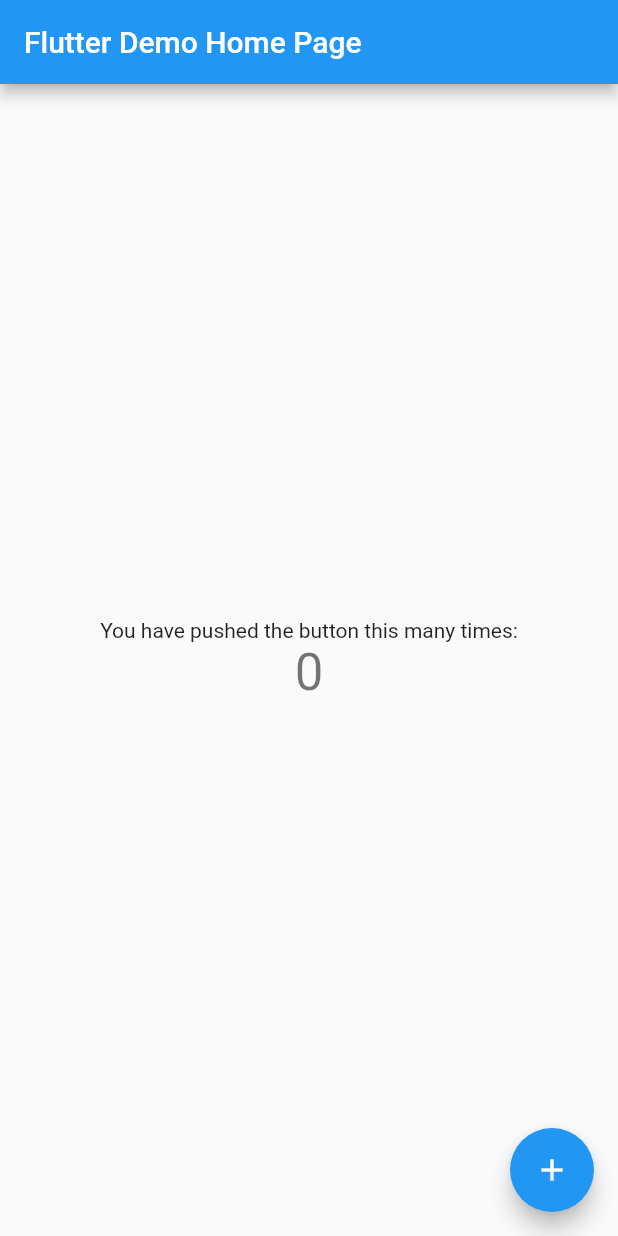
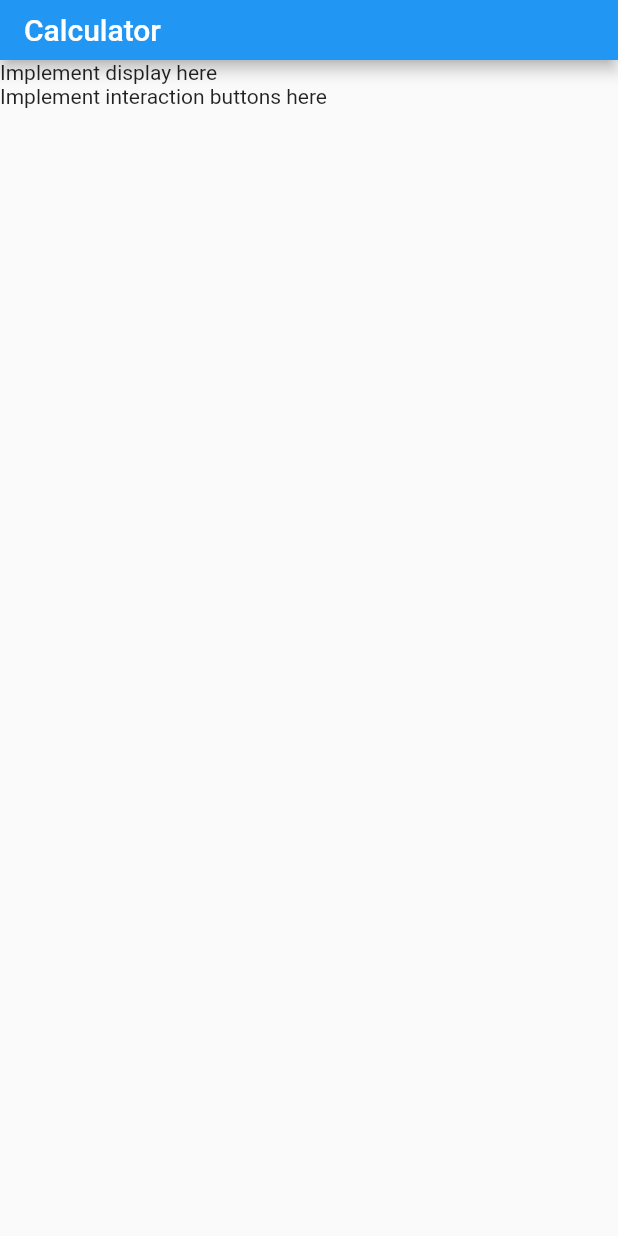
Before and after one commit to kruziikinc/KruziikInterviewChallenge, a Flutter app: the screen it shows after launch, on a phone screen of 412 x 824 dp. Run offline on Flutter 3.47's test engine with Material 2 defaults, Android fonts, the phone set to English and light mode, and no system bars.

Commit message:
Base structure

```diff
--- a/lib/main.dart
+++ b/lib/main.dart
@@ -1,113 +1,22 @@
+import 'package:calc_challenge/screens/home.dart';
 import 'package:flutter/material.dart';
 
 void main() {
-  runApp(MyApp());
+  runApp(Calc());
 }
 
-class MyApp extends StatelessWidget {
-  // This widget is the root of your application.
+class Calc extends StatefulWidget {
+  @override
+  _CalcState createState() => _CalcState();
+}
+
+class _CalcState extends State<Calc> {
   @override
   Widget build(BuildContext context) {
     return MaterialApp(
-      title: 'Flutter Demo',
-      theme: ThemeData(
-        // This is the theme of your application.
-        //
-        // Try running your application with "flutter run". You'll see the
-        // application has a blue toolbar. Then, without quitting the app, try
-        // changing the primarySwatch below to Colors.green and then invoke
-        // "hot reload" (press "r" in the console where you ran "flutter run",
-        // or simply save your changes to "hot reload" in a Flutter IDE).
-        // Notice that the counter didn't reset back to zero; the application
-        // is not restarted.
-        primarySwatch: Colors.blue,
-      ),
-      home: MyHomePage(title: 'Flutter Demo Home Page'),
+      title: 'A simple calculator app',
+      // routes: <Create router here>,
+      home: Home(),
     );
   }
 }
-
-class MyHomePage extends StatefulWidget {
-  MyHomePage({Key key, this.title}) : super(key: key);
-
-  // This widget is the home page of your application. It is stateful, meaning
-  // that it has a State object (defined below) that contains fields that affect
-  // how it looks.
-
-  // This class is the configuration for the state. It holds the values (in this
-  // case the title) provided by the parent (in this case the App widget) and
-  // used by the build method of the State. Fields in a Widget subclass are
-  // always marked "final".
-
-  final String title;
-
-  @override
-  _MyHomePageState createState() => _MyHomePageState();
-}
-
-class _MyHomePageState extends State<MyHomePage> {
-  int _counter = 0;
-
-  void _incrementCounter() {
-    setState(() {
-      // This call to setState tells the Flutter framework that something has
-      // changed in this State, which causes it to rerun the build method below
-      // so that the display can reflect the updated values. If we changed
-      // _counter without calling setState(), then the build method would not be
-      // called again, and so nothing would appear to happen.
-      _counter++;
-    });
-  }
-
-  @override
-  Widget build(BuildContext context) {
-    // This method is rerun every time setState is called, for instance as done
-    // by the _incrementCounter method above.
-    //
-    // The Flutter framework has been optimized to make rerunning build methods
-    // fast, so that you can just rebuild anything that needs updating rather
-    // than having to individually change instances of widgets.
-    return Scaffold(
-      appBar: AppBar(
-        // Here we take the value from the MyHomePage object that was created by
-        // the App.build method, and use it to set our appbar title.
-        title: Text(widget.title),
-      ),
-      body: Center(
-        // Center is a layout widget. It takes a single child and positions it
-        // in the middle of the parent.
-        child: Column(
-          // Column is also a layout widget. It takes a list of children and
-          // arranges them vertically. By default, it sizes itself to fit its
-          // children horizontally, and tries to be as tall as its parent.
-          //
-          // Invoke "debug painting" (press "p" in the console, choose the
-          // "Toggle Debug Paint" action from the Flutter Inspector in Android
-          // Studio, or the "Toggle Debug Paint" command in Visual Studio Code)
-          // to see the wireframe for each widget.
-          //
-          // Column has various properties to control how it sizes itself and
-          // how it positions its children. Here we use mainAxisAlignment to
-          // center the children vertically; the main axis here is the vertical
-          // axis because Columns are vertical (the cross axis would be
-          // horizontal).
-          mainAxisAlignment: MainAxisAlignment.center,
-          children: <Widget>[
-            Text(
-              'You have pushed the button this many times:',
-            ),
-            Text(
-              '$_counter',
-              style: Theme.of(context).textTheme.headline4,
-            ),
-          ],
-        ),
-      ),
-      floatingActionButton: FloatingActionButton(
-        onPressed: _incrementCounter,
-        tooltip: 'Increment',
-        child: Icon(Icons.add),
-      ), // This trailing comma makes auto-formatting nicer for build methods.
-    );
-  }
-}
--- /dev/null
+++ b/lib/nav/appbar.dart
@@ -0,0 +1,14 @@
+import 'package:flutter/material.dart';
+
+class CustomNav extends StatelessWidget with PreferredSizeWidget {
+  @override
+  Widget build(BuildContext context) {
+    return AppBar(
+      title: Text('Calculator'),
+    );
+  }
+
+  @override
+  // TODO: implement preferredSize
+  Size get preferredSize => Size.fromHeight(40.0);
+}
--- /dev/null
+++ b/lib/screens/home.dart
@@ -0,0 +1,30 @@
+import 'package:calc_challenge/nav/appbar.dart';
+import 'package:flutter/material.dart';
+
+class Home extends StatefulWidget {
+  @override
+  _HomeState createState() => _HomeState();
+}
+
+class _HomeState extends State<Home> {
+  @override
+  Widget build(BuildContext context) {
+    return Scaffold(
+      appBar: CustomNav(),
+      body: Column(
+        children: [
+          Row(
+            children: [
+              Text('Implement display here'),
+            ],
+          ),
+          Row(
+            children: [
+              Text('Implement interaction buttons here'),
+            ],
+          )
+        ],
+      ),
+    );
+  }
+}
```
Also changed, not shown: 1 other file.
